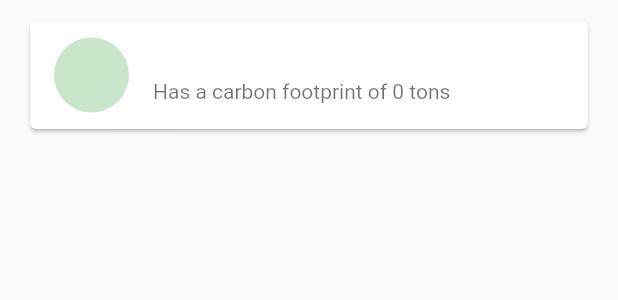
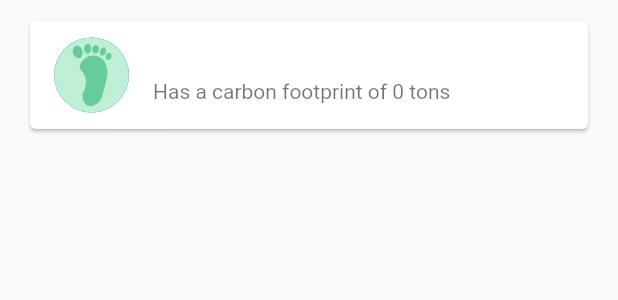
Before and after one commit to paramsdamle/ecofootprint, a Flutter app: the FootprintTile widget shown alone on an empty page, opened directly with empty values, on a phone screen of 412 x 824 dp. Shown: the top 300 px of the screen. Run offline on Flutter 3.47's test engine with Material 2 defaults, Android fonts, the phone set to English and light mode, and no system bars; our stand-ins replace cloud_firestore, firebase_auth, flutter_spinkit; accounts and stored records are empty.

Commit message:
Added footprint icon for users

```diff
--- a/eco/lib/screens/home/footprint_tile.dart
+++ b/eco/lib/screens/home/footprint_tile.dart
@@ -15,8 +15,8 @@ class FootprintTile extends StatelessWidget {
         child: ListTile(
           leading: CircleAvatar(
             radius: 25.0,
-            backgroundColor: Colors.green[100],
-            // backgroundImage: AssetImage('assets/coffee_icon.png'),
+            // backgroundColor: Colors.green[100],
+            backgroundImage: AssetImage('assets/profile_img.png'),
           ),
           title: Text(fp.name),
           subtitle: Text('Has a carbon footprint of ${fp.footprint} tons'),
--- a/eco/pubspec.yaml
+++ b/eco/pubspec.yaml
@@ -49,9 +49,8 @@ flutter:
   uses-material-design: true
 
   # To add assets to your application, add an assets section, like this:
-  # assets:
-  #   - images/a_dot_burr.jpeg
-  #   - images/a_dot_ham.jpeg
+  assets:
+    - assets/
 
   # An image asset can refer to one or more resolution-specific "variants", see
   # https://flutter.dev/assets-and-images/#resolution-aware.
```
Also changed, not shown: eco/assets/profile_img.png (renamed from eco/lib/shared/profile_img.png).
